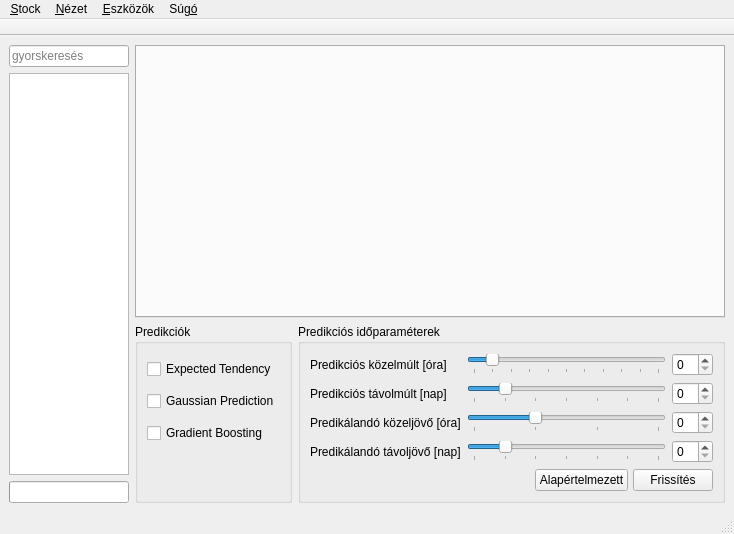
The window that intellistock/ui/ui_mainwindow.ui (morta-code/IntelliStock) describes before a commit, drawn with Qt 5.
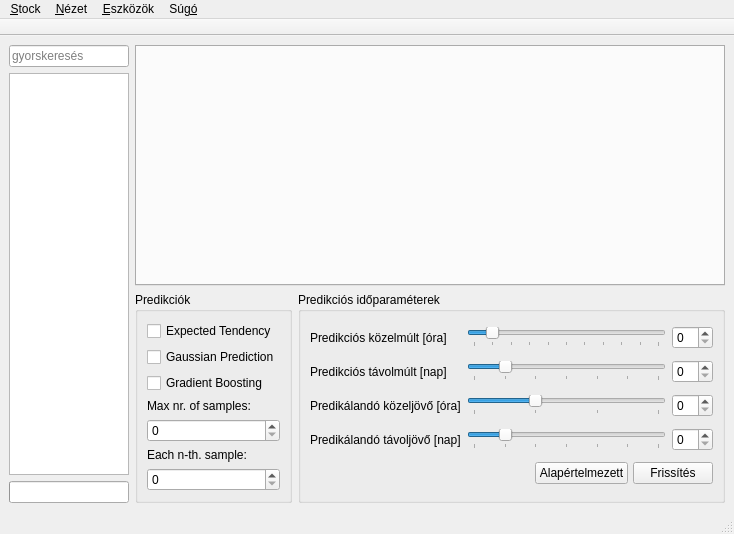
The same window after the commit.

Commit message: Spinbox for prediction options.

Patch:
```diff
--- a/intellistock/ui/ui_mainwindow.ui
+++ b/intellistock/ui/ui_mainwindow.ui
@@ -145,20 +145,24 @@
             </widget>
            </item>
            <item>
-            <spacer name="verticalSpacer">
-             <property name="orientation">
-              <enum>Qt::Vertical</enum>
+            <widget class="QLabel" name="label">
+             <property name="text">
+              <string>Max nr. of samples:</string>
              </property>
-             <property name="sizeType">
-              <enum>QSizePolicy::Preferred</enum>
+            </widget>
+           </item>
+           <item>
+            <widget class="QSpinBox" name="spinBox_maxNrSamples"/>
+           </item>
+           <item>
+            <widget class="QLabel" name="label_2">
+             <property name="text">
+              <string>Each n-th. sample:</string>
              </property>
-             <property name="sizeHint" stdset="0">
-              <size>
-               <width>20</width>
-               <height>40</height>
-              </size>
-             </property>
-            </spacer>
+            </widget>
+           </item>
+           <item>
+            <widget class="QSpinBox" name="spinBox_eachNthSample"/>
            </item>
           </layout>
          </widget>
```
The commit also changes 2 other files.
